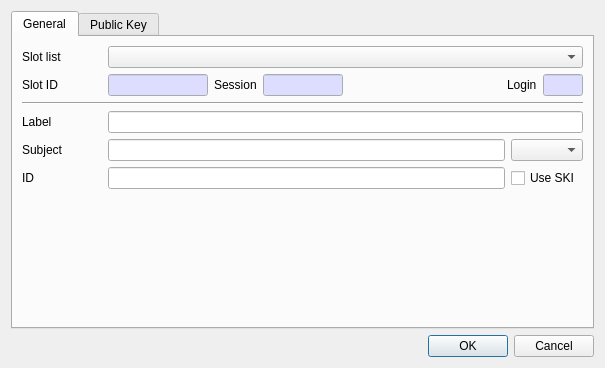
Above: CryptokiMan/create_ec_pub_key_dlg.ui from jykim74/CryptokiMan before the change. Below: the same form after it.
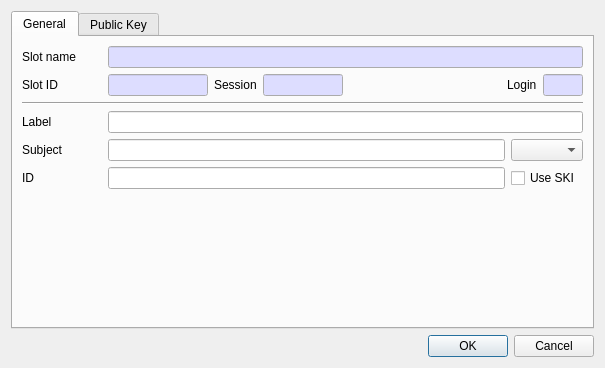
That is the form after the change.

Commit message: Slot List 를 모두 Slot Name 변경

The edit to the form file:
```diff
--- a/CryptokiMan/create_ec_pub_key_dlg.ui
+++ b/CryptokiMan/create_ec_pub_key_dlg.ui
@@ -6,7 +6,7 @@
    <rect>
     <x>0</x>
     <y>0</y>
-    <width>581</width>
+    <width>583</width>
     <height>368</height>
    </rect>
   </property>
@@ -38,17 +38,41 @@
             </size>
            </property>
            <property name="text">
-            <string>Slot list</string>
+            <string>Slot name</string>
            </property>
           </widget>
          </item>
          <item row="0" column="1">
-          <widget class="QComboBox" name="mSlotsCombo">
-           <property name="sizePolicy">
-            <sizepolicy hsizetype="Preferred" vsizetype="Fixed">
-             <horstretch>1</horstretch>
-             <verstretch>0</verstretch>
-            </sizepolicy>
+          <widget class="QLineEdit" name="mSlotNameText">
+           <property name="palette">
+            <palette>
+             <active>
+              <colorrole role="Base">
+               <brush brushstyle="SolidPattern">
+                <color alpha="255">
+                 <red>221</red>
+                 <green>221</green>
+                 <blue>255</blue>
+                </color>
+               </brush>
+              </colorrole>
+             </active>
+             <inactive>
+              <colorrole role="Base">
+               <brush brushstyle="SolidPattern">
+                <color alpha="255">
+                 <red>221</red>
+                 <green>221</green>
+                 <blue>255</blue>
+                </color>
+               </brush>
+              </colorrole>
+             </inactive>
+             <disabled/>
+            </palette>
+           </property>
+           <property name="readOnly">
+            <bool>true</bool>
            </property>
           </widget>
          </item>
```
Left out of the diff: 1 changed line with no effect on the pictures. The commit also changes 116 other files.
